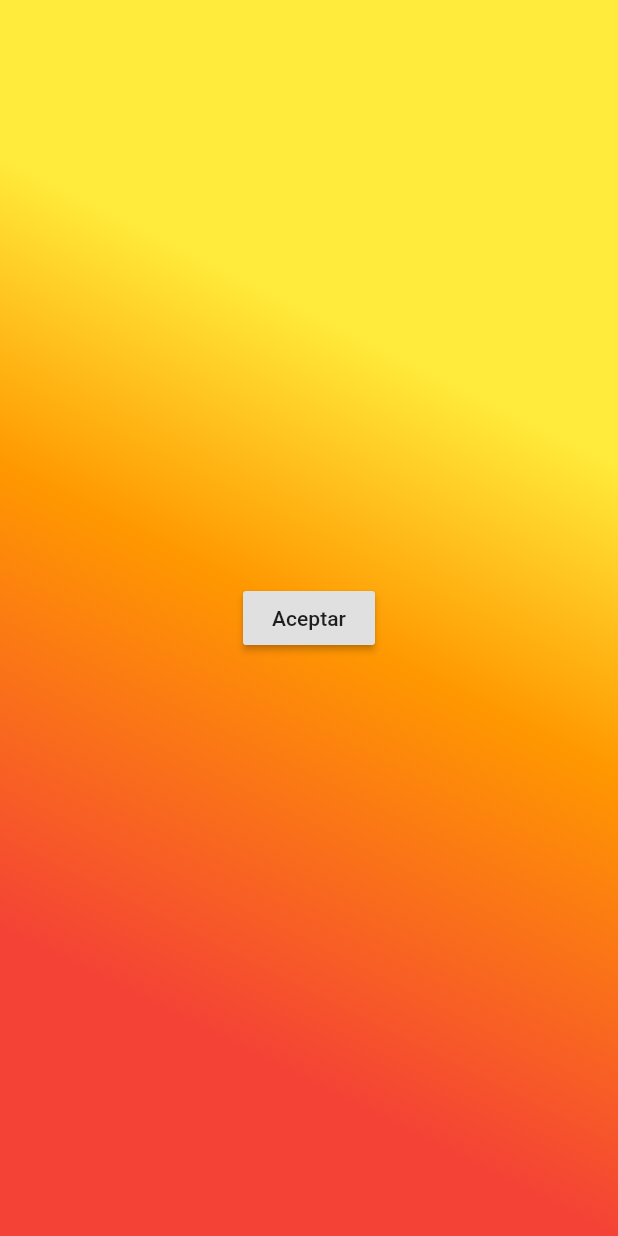
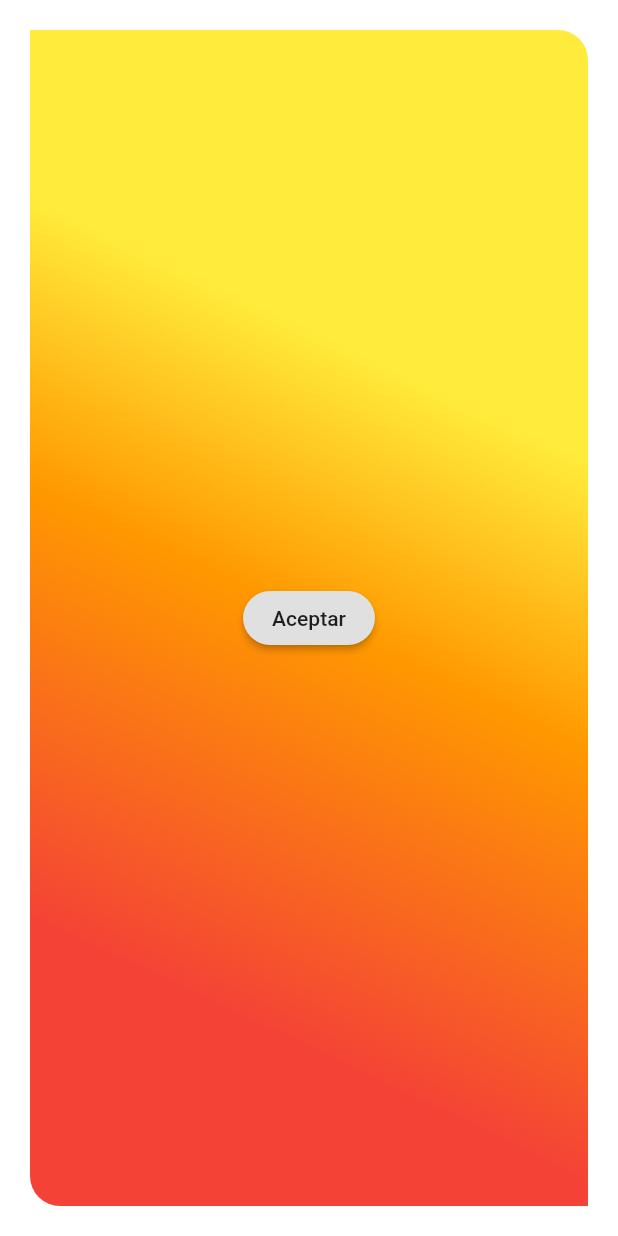
Before and after one commit to FreddieAbad/AprendiendoDart, a Flutter app: the screen it shows after launch, on a phone screen of 412 x 824 dp. Run offline on Flutter 3.47's test engine with Material 2 defaults, Android fonts, the phone set to English and light mode, and no system bars.

Commit message:
Gradiente y Bordes Redondeados

```diff
--- a/gradientes/lib/main.dart
+++ b/gradientes/lib/main.dart
@@ -8,26 +8,34 @@ class MyApp extends StatelessWidget {
   @override
   Widget build(BuildContext context) {
     return MaterialApp(
+      // Quitar Banner inicial
       debugShowCheckedModeBanner: false,
       title: 'Gradientes',
       theme: ThemeData(
         primarySwatch: Colors.blue,
       ),
       home: Container(
+        //margen
+        color: Colors.white,
+        child: Container(
+            margin: EdgeInsets.all(20),
             decoration: new BoxDecoration(
-          gradient: LinearGradient(colors: [Colors.yellow, Colors.orange, Colors.red],
+                //margin con bordes redondeados
+                borderRadius: BorderRadius.only(
+                    topRight: Radius.circular(20),
+                    bottomLeft: Radius.circular(20)),
+                gradient: LinearGradient(
+                    colors: [Colors.yellow, Colors.orange, Colors.red],
                     stops: [0.3, 0.5, 0.8],
                     begin: FractionalOffset.topRight,
-          end: FractionalOffset.bottomLeft
-          )
-        ),
+                    end: FractionalOffset.bottomLeft)),
             child: Center(
                 child: RaisedButton(
+                    shape: RoundedRectangleBorder(
+                        borderRadius: BorderRadius.all(
+                          Radius.circular(20))),
                     child: Text("Aceptar"),
-            onPressed: (){}
-          )
-        )
-        ,
+                    onPressed: () {}))),
       ),
     );
   }
```
Lines whose indentation alone changed are shown as unchanged.
